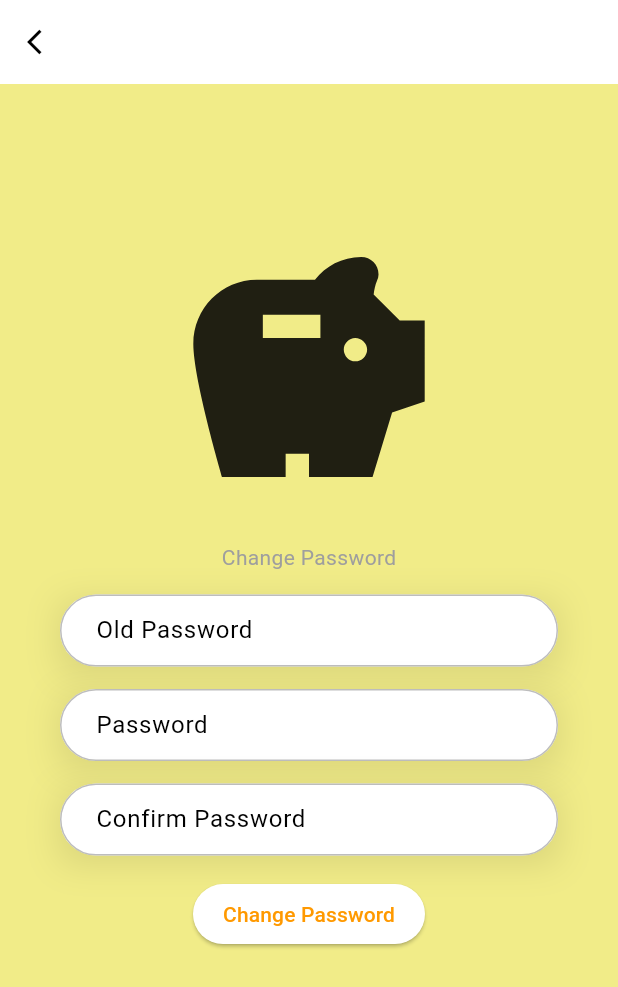
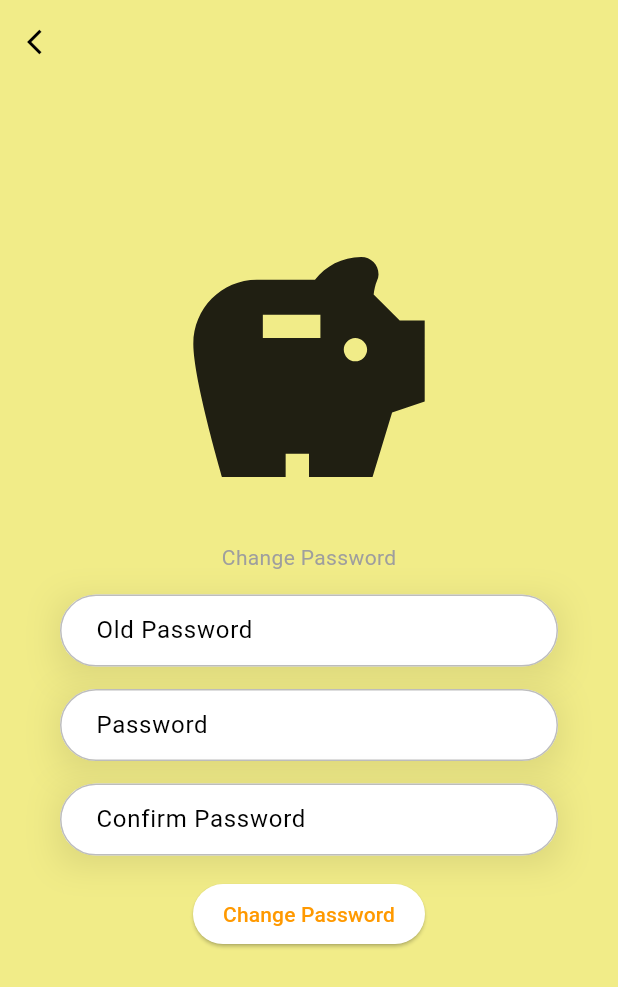
Before and after one commit to marlonpd/piggery-management-app-flutter, a Flutter app: the UpdatePasswordScreen screen opened by its route, on a phone screen of 412 x 824 dp. Shown: the top 987 px of the screen. Run offline on Flutter 3.47's test engine with Material 2 defaults, Android fonts, the phone set to English and light mode, and no system bars; our stand-ins replace date_field, dropdown_button2, file_picker, flutter_slidable, hexcolor and 1 more; missing offline and left inert: dart:ffi; accounts and stored records are empty; network calls fail.

```diff
--- a/lib/router.dart
+++ b/lib/router.dart
@@ -9,6 +9,7 @@ import 'package:flutter/material.dart';
 import 'package:pma/screens/signin_screen.dart';
 import 'package:pma/screens/signup_screen.dart';
 import 'package:pma/screens/update_password_screen.dart';
+import 'package:pma/screens/dashboard_screen.dart';
 
 Route<dynamic> generateRoute(RouteSettings routeSettings) {
   switch (routeSettings.name) {
@@ -57,6 +58,11 @@ Route<dynamic> generateRoute(RouteSettings routeSettings) {
         settings: routeSettings,
         builder: (_) => const HogDetailScreen(),
       );
+    case DashboardScreen.routeName:
+      return MaterialPageRoute(
+        settings: routeSettings,
+        builder: (_) => const DashboardScreen(),
+      );
     default:
       return MaterialPageRoute(
         settings: routeSettings,
--- a/lib/screens/home_screen.dart
+++ b/lib/screens/home_screen.dart
@@ -3,6 +3,7 @@ import 'package:flutter/material.dart';
 import 'package:flutter_slidable/flutter_slidable.dart';
 import 'package:pma/providers/raise.dart';
 import 'package:pma/providers/user.dart';
+import 'package:pma/screens/dashboard_screen.dart';
 import 'package:pma/screens/hog_detail_screen.dart';
 import 'package:pma/screens/signin_screen.dart';
 import 'package:pma/screens/update_password_screen.dart';
@@ -171,7 +172,7 @@ class _RaiseScreenState extends State<RaiseScreen> {
           onTap: () {
             Navigator.of(context)
                 .pushNamed(
-              HogDetailScreen.routeName,
+              DashboardScreen.routeName,
               arguments: raise,
             )
                 .then((_) {
--- a/lib/screens/tab_screens/detail_screen.dart
+++ b/lib/screens/tab_screens/detail_screen.dart
@@ -5,6 +5,8 @@ import 'package:provider/provider.dart';
 import '../../models/raise.dart';
 
 class DetailScreen extends StatefulWidget {
+
+  static const String routeName = '/detail';
   final Raise raise;
 
   const DetailScreen({super.key, required this.raise});
--- a/lib/screens/tab_screens/events_screen.dart
+++ b/lib/screens/tab_screens/events_screen.dart
@@ -15,6 +15,8 @@ import 'package:pma/widgets/custom_button.dart';
 import 'package:provider/provider.dart';
 
 class EventsScreen extends StatefulWidget {
+
+  static const String routeName = '/events';
   final Raise raise;
   const EventsScreen({super.key, required this.raise});
 
--- a/lib/screens/tab_screens/notes_scrent.dart
+++ b/lib/screens/tab_screens/notes_scrent.dart
@@ -17,6 +17,7 @@ import '../../widgets/create_note_form.dart';
 
 class NotesScreen extends StatefulWidget {
   final Raise raise;
+  static const String routeName = '/notes';
   const NotesScreen({super.key, required this.raise});
 
   @override
--- a/lib/screens/update_password_screen.dart
+++ b/lib/screens/update_password_screen.dart
@@ -53,6 +53,7 @@ class _UpdatePasswordScreenState extends State<UpdatePasswordScreen> {
     return Scaffold(
       backgroundColor: GlobalVariables.backgroundColor,
       appBar: AppBar(
+        backgroundColor: GlobalVariables.backgroundColor,
           leading: IconButton(
             icon: Icon(Icons.arrow_back_ios),
             iconSize: 20.0,
```
Also changed, not shown: lib/screens/tab_screens/accounting_screen.dart (+2 -15 lines), 1 other file.
